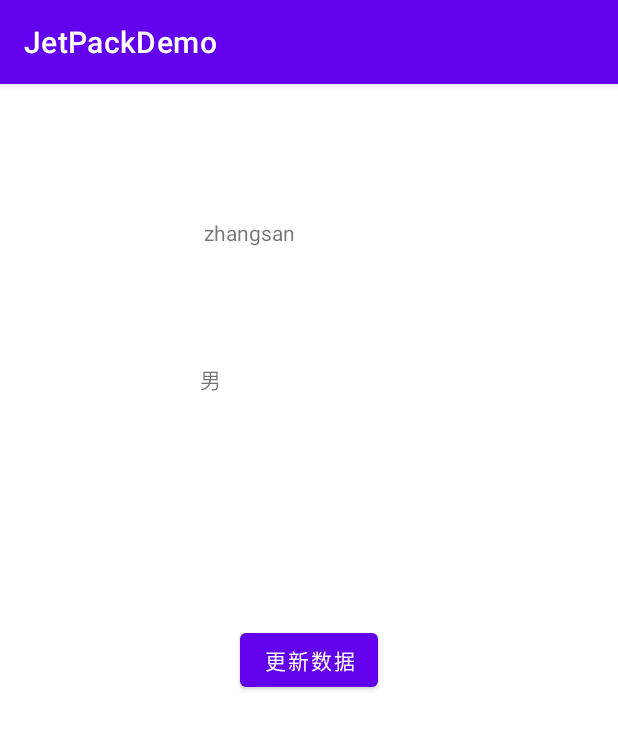
After one commit to skyyanyujiangnan/JectPackDemo, an Android app: the DataBind1Activity screen opened directly, with no data from a screen before it, on a phone screen of 412 x 824 dp. The commit adds this screen. Shown: the top 729 px of the screen. Run offline under Robolectric (Android 15) with nearby library versions, the phone set to English and light mode, and no system bars; our stand-ins replace data binding.

Commit message:
databinding绑定数据

```diff
--- a/app/src/main/AndroidManifest.xml
+++ b/app/src/main/AndroidManifest.xml
@@ -18,6 +18,7 @@
         </activity>
         <activity android:name=".RecycleViewActivity" />
         <activity android:name=".DataBindActivity"/>
+        <activity android:name=".DataBind1Activity"/>
     </application>
 
 </manifest>
--- /dev/null
+++ b/app/src/main/java/om/smartdot/mobile/platform/jetpackdemo/DataBind1Activity.kt
@@ -0,0 +1,41 @@
+package om.smartdot.mobile.platform.jetpackdemo
+
+import android.os.Bundle
+import androidx.appcompat.app.AppCompatActivity
+import androidx.databinding.DataBindingUtil
+import om.smartdot.mobile.platform.jetpackdemo.databinding.ActivityDatabind1Binding
+import om.smartdot.mobile.platform.jetpackdemo.model.Users1
+
+/**
+ * Filename:    DataBind1Activity$.java
+ * Description: TODO
+ * Copyright:   Copyright (c) 2016-2019 All Rights Reserved.
+ * Company:     smartdot.com Inc.
+ * @author $.
+ * @version:    1.0
+ * @Create at:  $ 10:47$
+ */
+class DataBind1Activity : AppCompatActivity() {
+    lateinit var activityDataBinding: ActivityDatabind1Binding
+    override fun onCreate(savedInstanceState: Bundle?) {
+        super.onCreate(savedInstanceState)
+        activityDataBinding = DataBindingUtil.setContentView(
+            this,
+            R.layout.activity_databind1
+        )
+        var user = Users1();
+        user.gender.set("男")
+        user.name.set("zhangsan")
+        activityDataBinding.user1=user
+        activityDataBinding.dataBind1Activity=this
+    }
+
+    var n: Int = 0
+    fun update() {
+        n++
+        var user1 = Users1()
+        user1.name.set("lisi" + n)
+        user1.gender.set("nan" + n)
+        activityDataBinding.user1 = user1;
+    }
+}
--- a/app/src/main/java/om/smartdot/mobile/platform/jetpackdemo/DataBindActivity.kt
+++ b/app/src/main/java/om/smartdot/mobile/platform/jetpackdemo/DataBindActivity.kt
@@ -32,7 +32,7 @@ class DataBindActivity : AppCompatActivity() {
     }
 
     var n: Int = 0
-    fun showToast() {
+    fun update() {
         n++
         var user1 = Users()
         user1.name = "lisi" + n
@@ -40,8 +40,5 @@ class DataBindActivity : AppCompatActivity() {
         activityDataBinding.user = user1;
     }
 
-    fun jump() {
-        startActivity(Intent(this, RecycleViewActivity::class.java));
-    }
 
 }
--- /dev/null
+++ b/app/src/main/java/om/smartdot/mobile/platform/jetpackdemo/model/Users1.java
@@ -0,0 +1,19 @@
+package om.smartdot.mobile.platform.jetpackdemo.model;
+
+import androidx.databinding.ObservableField;
+
+
+/**
+ * Filename:    Users1.java
+ * Description: TODO
+ * Copyright:   Copyright (c) 2016-2019 All Rights Reserved.
+ * Company:     smartdot.com Inc.
+ * @author      xiely.
+ * @version:    1.0
+ * @Create at:  2021/9/28 10:50
+ */
+public class Users1{
+    public final ObservableField<String> name = new ObservableField<>();
+    public final ObservableField<String> gender = new ObservableField<>();
+
+}
--- a/app/src/main/res/layout/activity_databind.xml
+++ b/app/src/main/res/layout/activity_databind.xml
@@ -28,14 +28,13 @@
             android:text="@={user.gender}"
             android:textSize="17sp" />
         <Button
-            android:text="CES"
-            android:onClick="@{()->my.showToast()}"
+            android:text="更新数据"
+            android:onClick="@{()->my.update()}"
             android:layout_width="wrap_content"
             android:layout_height="wrap_content"/>
         <Button
             android:visibility="gone"
             android:text="跳转"
-            android:onClick="@{()->my.jump()}"
             android:layout_width="wrap_content"
             android:layout_height="wrap_content"/>
     </LinearLayout>
--- /dev/null
+++ b/app/src/main/res/layout/activity_databind1.xml
@@ -0,0 +1,57 @@
+<?xml version="1.0" encoding="utf-8"?>
+<layout xmlns:android="http://schemas.android.com/apk/res/android"
+    xmlns:app="http://schemas.android.com/apk/res-auto"
+    xmlns:tools="http://schemas.android.com/tools">
+
+    <data>
+
+        <variable
+            name="user1"
+            type="om.smartdot.mobile.platform.jetpackdemo.model.Users1" />
+        <variable
+            name="dataBind1Activity"
+            type="om.smartdot.mobile.platform.jetpackdemo.DataBind1Activity" />
+
+    </data>
+
+    <androidx.constraintlayout.widget.ConstraintLayout
+        android:layout_width="match_parent"
+        android:layout_height="match_parent">
+
+
+        <TextView
+            android:id="@+id/textView6"
+            android:layout_width="126dp"
+            android:layout_height="60dp"
+            android:text="@{user1.name}"
+            app:layout_constraintBottom_toBottomOf="parent"
+            app:layout_constraintEnd_toEndOf="parent"
+            app:layout_constraintHorizontal_bias="0.475"
+            app:layout_constraintStart_toStartOf="parent"
+            app:layout_constraintTop_toTopOf="parent"
+            app:layout_constraintVertical_bias="0.126" />
+
+        <TextView
+            android:id="@+id/textView7"
+            android:layout_width="126dp"
+            android:layout_height="60dp"
+            android:text="@{user1.gender}"
+            app:layout_constraintBottom_toBottomOf="parent"
+            app:layout_constraintEnd_toEndOf="parent"
+            app:layout_constraintHorizontal_bias="0.466"
+            app:layout_constraintStart_toStartOf="parent"
+            app:layout_constraintTop_toTopOf="parent"
+            app:layout_constraintVertical_bias="0.263" />
+
+        <Button
+            android:layout_width="wrap_content"
+            android:layout_height="wrap_content"
+            android:onClick="@{()->dataBind1Activity.update()}"
+            android:text="更新数据"
+            app:layout_constraintBottom_toBottomOf="parent"
+            app:layout_constraintEnd_toEndOf="parent"
+            app:layout_constraintStart_toStartOf="parent"
+            app:layout_constraintTop_toTopOf="parent"
+            tools:ignore="MissingConstraints" />
+    </androidx.constraintlayout.widget.ConstraintLayout>
+</layout>
```
Also changed, not shown: app/src/main/java/om/smartdot/mobile/platform/jetpackdemo/MainActivity.kt (+4 -4 lines), app/src/main/res/layout/activity_main.xml (+7 -0 lines), 1 other file.
